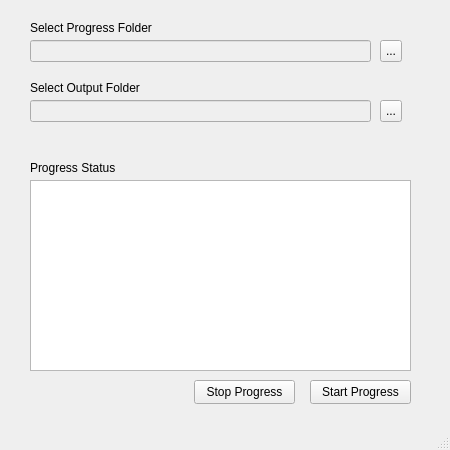
Before: the Qt Designer form main.ui in kujadeveloper/python_xslt_to_html_to_pdf, drawn with Qt 5.
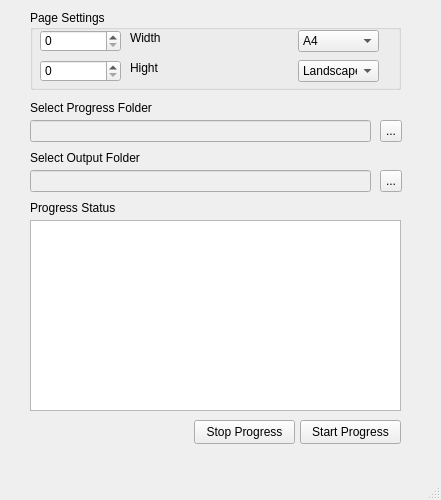
After: the same form once the commit is applied.

The edit to the form file:
```diff
--- a/main.ui
+++ b/main.ui
@@ -6,8 +6,8 @@
    <rect>
     <x>0</x>
     <y>0</y>
-    <width>450</width>
-    <height>450</height>
+    <width>441</width>
+    <height>500</height>
    </rect>
   </property>
   <property name="sizePolicy">
@@ -33,7 +33,7 @@
     <property name="geometry">
      <rect>
       <x>30</x>
-      <y>40</y>
+      <y>120</y>
       <width>341</width>
       <height>22</height>
      </rect>
@@ -43,7 +43,7 @@
     <property name="geometry">
      <rect>
       <x>380</x>
-      <y>40</y>
+      <y>120</y>
       <width>22</width>
       <height>22</height>
      </rect>
@@ -59,7 +59,7 @@
     <property name="geometry">
      <rect>
       <x>30</x>
-      <y>20</y>
+      <y>100</y>
       <width>161</width>
       <height>16</height>
      </rect>
@@ -72,7 +72,7 @@
     <property name="geometry">
      <rect>
       <x>30</x>
-      <y>80</y>
+      <y>150</y>
       <width>161</width>
       <height>16</height>
      </rect>
@@ -88,7 +88,7 @@
     <property name="geometry">
      <rect>
       <x>30</x>
-      <y>100</y>
+      <y>170</y>
       <width>341</width>
       <height>22</height>
      </rect>
@@ -98,7 +98,7 @@
     <property name="geometry">
      <rect>
       <x>380</x>
-      <y>100</y>
+      <y>170</y>
       <width>22</width>
       <height>22</height>
      </rect>
@@ -110,8 +110,8 @@
    <widget class="QPushButton" name="pushButton">
     <property name="geometry">
      <rect>
-      <x>310</x>
-      <y>380</y>
+      <x>300</x>
+      <y>420</y>
       <width>101</width>
       <height>24</height>
      </rect>
@@ -127,8 +127,8 @@
     <property name="geometry">
      <rect>
       <x>30</x>
-      <y>180</y>
-      <width>381</width>
+      <y>220</y>
+      <width>371</width>
       <height>191</height>
      </rect>
     </property>
@@ -143,7 +143,7 @@
     <property name="geometry">
      <rect>
       <x>30</x>
-      <y>160</y>
+      <y>200</y>
       <width>131</width>
       <height>16</height>
      </rect>
@@ -156,7 +156,7 @@
     <property name="geometry">
      <rect>
       <x>194</x>
-      <y>380</y>
+      <y>420</y>
       <width>101</width>
       <height>24</height>
      </rect>
@@ -165,6 +165,111 @@
      <string>Stop Progress</string>
     </property>
    </widget>
+   <widget class="QGroupBox" name="groupBox">
+    <property name="geometry">
+     <rect>
+      <x>30</x>
+      <y>10</y>
+      <width>371</width>
+      <height>80</height>
+     </rect>
+    </property>
+    <property name="title">
+     <string>Page Settings</string>
+    </property>
+    <widget class="QSpinBox" name="spinBox">
+     <property name="geometry">
+      <rect>
+       <x>10</x>
+       <y>20</y>
+       <width>81</width>
+       <height>22</height>
+      </rect>
+     </property>
+     <property name="maximum">
+      <number>1000</number>
+     </property>
+    </widget>
+    <widget class="QSpinBox" name="spinBox_2">
+     <property name="geometry">
+      <rect>
+       <x>10</x>
+       <y>50</y>
+       <width>81</width>
+       <height>22</height>
+      </rect>
+     </property>
+     <property name="maximum">
+      <number>1000</number>
+     </property>
+    </widget>
+    <widget class="QComboBox" name="comboBox_2">
+     <property name="geometry">
+      <rect>
+       <x>268</x>
+       <y>20</y>
+       <width>81</width>
+       <height>22</height>
+      </rect>
+     </property>
+     <item>
+      <property name="text">
+       <string>A4</string>
+      </property>
+     </item>
+     <item>
+      <property name="text">
+       <string>A5</string>
+      </property>
+     </item>
+    </widget>
+    <widget class="QComboBox" name="comboBox_3">
+     <property name="geometry">
+      <rect>
+       <x>268</x>
+       <y>50</y>
+       <width>81</width>
+       <height>22</height>
+      </rect>
+     </property>
+     <item>
+      <property name="text">
+       <string>Landscape</string>
+      </property>
+     </item>
+     <item>
+      <property name="text">
+       <string>Portrait</string>
+      </property>
+     </item>
+    </widget>
+    <widget class="QLabel" name="label">
+     <property name="geometry">
+      <rect>
+       <x>100</x>
+       <y>20</y>
+       <width>49</width>
+       <height>16</height>
+      </rect>
+     </property>
+     <property name="text">
+      <string>Width</string>
+     </property>
+    </widget>
+    <widget class="QLabel" name="label_4">
+     <property name="geometry">
+      <rect>
+       <x>100</x>
+       <y>50</y>
+       <width>49</width>
+       <height>16</height>
+      </rect>
+     </property>
+     <property name="text">
+      <string>Hight</string>
+     </property>
+    </widget>
+   </widget>
   </widget>
   <widget class="QMenuBar" name="menubar">
    <property name="geometry">
```
Left out of the diff: 2 changed lines with no effect on the pictures.
